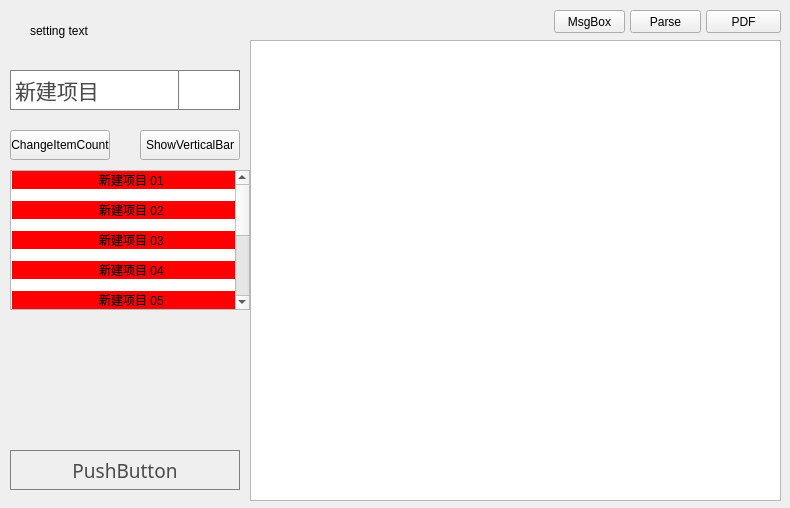
Qt form QtGuiApplicationTest/QtGuiApplicationTest/MainTabPageSetting.ui (xautshuanglong/QtLearningRepository) before a commit.
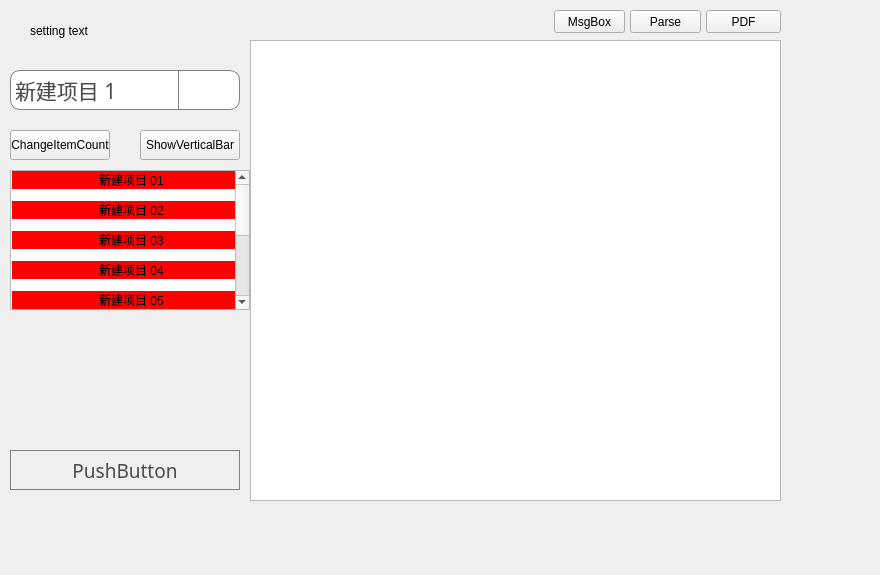
The same form after that commit. Icons and pictures are not drawn.

What changed in the file:
```diff
--- a/QtGuiApplicationTest/QtGuiApplicationTest/MainTabPageSetting.ui
+++ b/QtGuiApplicationTest/QtGuiApplicationTest/MainTabPageSetting.ui
@@ -6,8 +6,8 @@
    <rect>
     <x>0</x>
     <y>0</y>
-    <width>790</width>
-    <height>508</height>
+    <width>880</width>
+    <height>575</height>
    </rect>
   </property>
   <property name="windowTitle">
@@ -45,6 +45,7 @@
     <string notr="true">QComboBox
 {
 	border: 1px solid gray;
+	border-radius: 10px;
     color: rgb(75, 75, 75);
 }
 
@@ -59,19 +60,39 @@
 	image: url(:/AppImages/Resources/images/white/arrow_down.png);
 }
 
+QComboBox::down-arrow:on
+{
+	image: url(:/AppImages/Resources/images/white/arrow_up.png);
+}
+
+QComboBox QAbstractScrollArea
+{
+	border: 1px solid yellow;
+}
+
 QComboBox QAbstractItemView
 {
+	margin-top: 0px;
 	color: rgb(75,75,75);
-	border: 1px solid gray;
+	background-color: lightgreen;
+	background-color: transparent;
+	border: 2px solid red;
+	border-radius: 10px;
 	selection-background-color: gray;
 	selection-color: rgb(255, 255, 255);
 	outline: none;
 }
+
+QComboBox QAbstractItemView::item
+{
+	color: red;
+	border: 1px solid yellow;
+}
 </string>
    </property>
    <item>
     <property name="text">
-     <string>新建项目</string>
+     <string>新建项目 1</string>
     </property>
    </item>
    <item>
```
Left out of the diff: 6 changed lines with no effect on the pictures.
